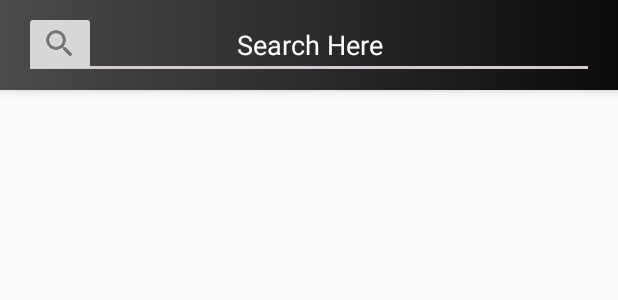
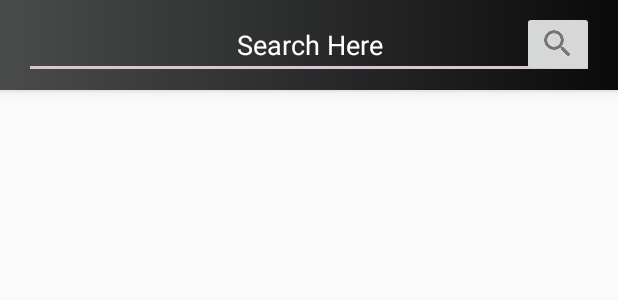
Before and after one commit to srishti01/stackUnderflow, an Android app: the layout activity_find_people.xml on its own in the app's theme, with its tools: preview values and no code run, on a phone screen of 412 x 824 dp. Shown: the top 300 px of the screen. Run offline under Robolectric (Android 15) with nearby library versions, the phone set to English and light mode, and no system bars; Roboto replaces fonts that are not available here.

Commit message:
BASIC FEATURES FULLY IMPLEMENTED

```diff
--- a/app/src/main/AndroidManifest.xml
+++ b/app/src/main/AndroidManifest.xml
@@ -6,9 +6,9 @@
     <uses-permission android:name="android.permission.VIBRATE"/>
     <application
         android:allowBackup="true"
-        android:icon="@mipmap/ic_launcher"
+        android:icon="@mipmap/logo"
         android:label="@string/app_name"
-        android:roundIcon="@mipmap/ic_launcher_round"
+        android:roundIcon="@mipmap/logo"
         android:supportsRtl="true"
         android:theme="@style/AppTheme">
         <activity android:name=".RegistrationActivity"/>
--- a/app/src/main/java/com/example/stackunderflow/FindPeopleActivity.java
+++ b/app/src/main/java/com/example/stackunderflow/FindPeopleActivity.java
@@ -63,6 +63,7 @@ public class FindPeopleActivity extends AppCompatActivity {
             public void onClick(View v) {
 
                 str=searchET.getText().toString();
+                str.equalsIgnoreCase(str);
 
         FirebaseRecyclerOptions<Contacts> options=null;   //options is a local variable accessing the four details from database parameters in contacts activity
         if(str.equals(""))
--- a/app/src/main/java/com/example/stackunderflow/StartScreenTimer.java
+++ b/app/src/main/java/com/example/stackunderflow/StartScreenTimer.java
@@ -25,7 +25,7 @@ public class StartScreenTimer extends AppCompatActivity {
             }
         };
         Timer t = new Timer();
-        t.schedule(task, 2500);
+        t.schedule(task, 1500);
 
     }
 }
--- a/app/src/main/res/layout/activity_find_people.xml
+++ b/app/src/main/res/layout/activity_find_people.xml
@@ -36,8 +36,15 @@
                     android:id="@+id/search_cmd"
                     android:layout_width="wrap_content"
                     android:layout_height="wrap_content"
-                    android:src="@drawable/ic_search"
-                    />
+                    android:layout_alignParentStart="true"
+                    android:layout_alignParentLeft="true"
+                    android:layout_alignParentEnd="true"
+                    android:layout_alignParentRight="true"
+                    android:layout_marginStart="332dp"
+                    android:layout_marginLeft="332dp"
+                    android:layout_marginEnd="0dp"
+                    android:layout_marginRight="0dp"
+                    android:src="@drawable/ic_search" />
 
 
             </RelativeLayout>
--- a/app/src/main/res/layout/activity_main2.xml
+++ b/app/src/main/res/layout/activity_main2.xml
@@ -69,6 +69,7 @@
         app:layout_constraintRight_toRightOf="parent"
         app:menu="@menu/bottom_nav_menu"
         app:backgroundTint="@color/lightBlue"
+        app:labelVisibilityMode="unlabeled"
         />
 
     <com.google.android.material.floatingactionbutton.FloatingActionButton
--- a/app/src/main/res/layout/activity_register.xml
+++ b/app/src/main/res/layout/activity_register.xml
@@ -26,7 +26,7 @@
         android:layout_width="match_parent"
         android:layout_height="wrap_content"
         android:layout_alignParentTop="true"
-        android:layout_marginTop="330dp"
+        android:layout_marginTop="390dp"
         android:layout_marginBottom="25dp"/>
 
     <RelativeLayout
--- a/app/src/main/res/values/colors.xml
+++ b/app/src/main/res/values/colors.xml
@@ -1,6 +1,6 @@
 <?xml version="1.0" encoding="utf-8"?>
 <resources>
-    <color name="colorPrimaryDark">#4F07EF</color>
+    <color name="colorPrimaryDark">#414949</color>
     <color name="colorAccent">#D6C7D1</color>
     <color name="color4">#60448E</color>
     <color name="color5">#5B298C</color>
```
Also changed, not shown: app/src/main/java/com/example/stackunderflow/ChatsActivity.java (deleted, +0 -109 lines), app/src/main/java/com/example/stackunderflow/MainActivity.java (+8 -7 lines), app/src/main/java/com/example/stackunderflow/UserAdapter.java (deleted, +0 -80 lines), app/src/main/java/com/example/stackunderflow/VideoChatActivity.java (+30 -29 lines), app/src/main/res/layout/activity_video_chat.xml (+12 -2 lines), app/src/main/res/drawable/flip_camera.png (added), app/src/main/res/mipmap-xxxhdpi/logo.png (added), app/src/main/res/mipmap-xxxhdpi/tt.png (added).
